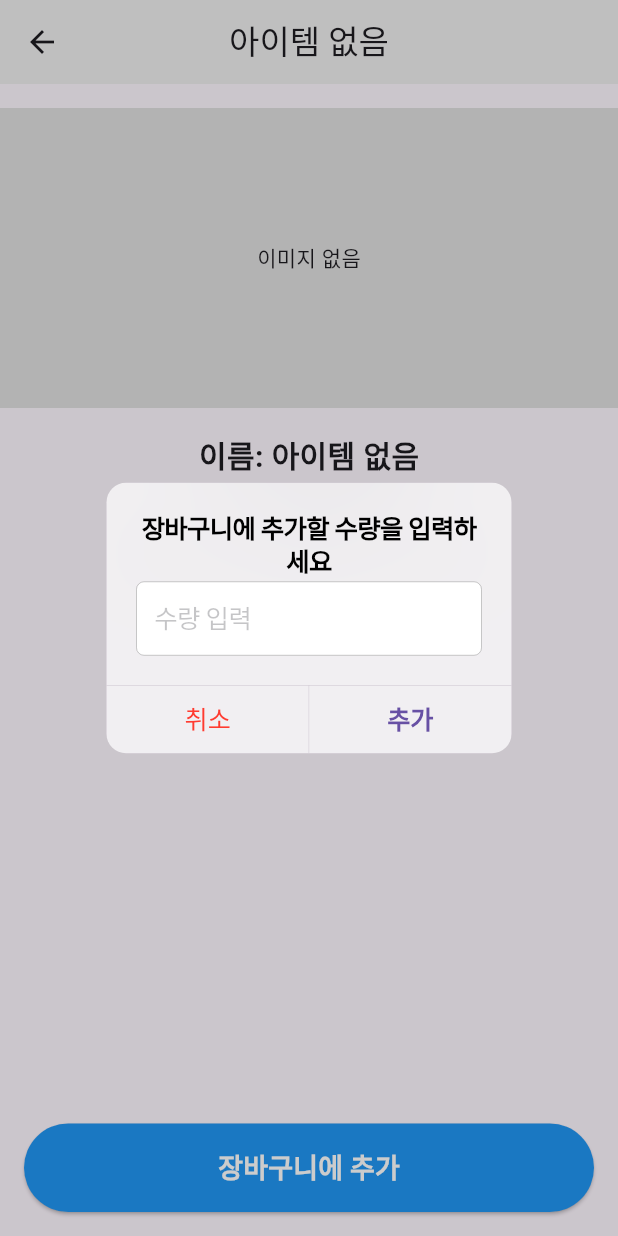
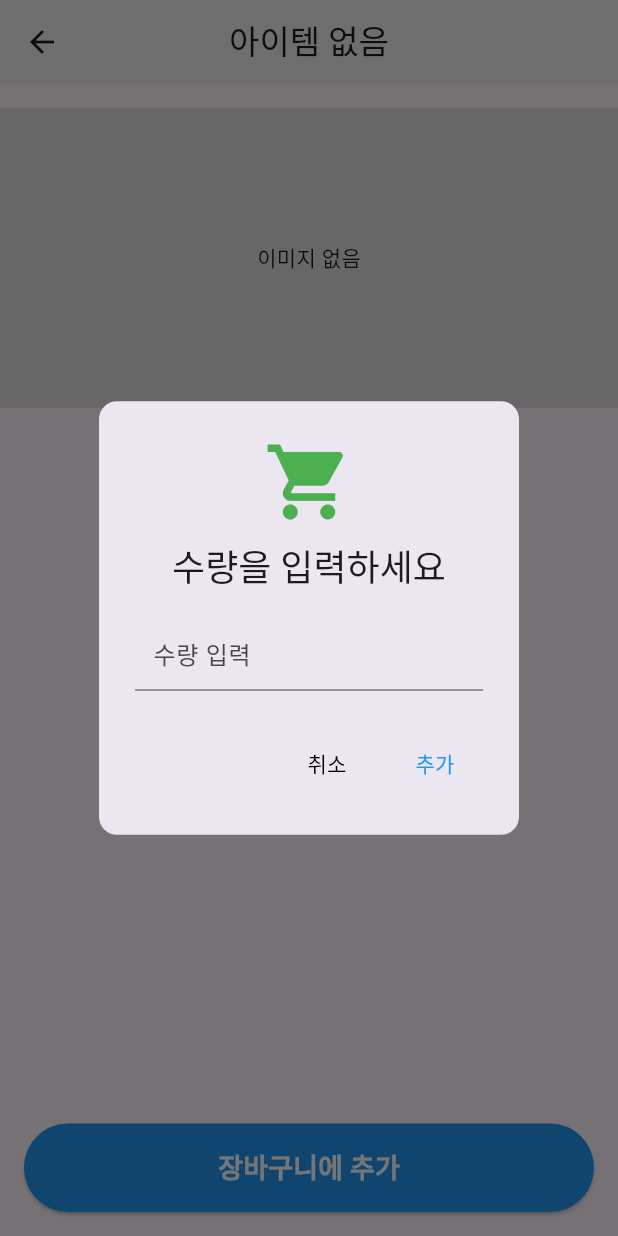
Before and after one commit to HongWonjong/flutter_shoppingmall, a Flutter app: the ItemDetailPage screen opened directly with empty values, after a tap on "장바구니에 추가", on a phone screen of 412 x 824 dp. Run offline on Flutter 3.47's test engine with Material 3 defaults, Android fonts, the phone set to English and light mode, and no system bars; our stand-ins replace flutter_riverpod, image_picker; network calls fail.

Commit message:
장바구니 수량 추가 팝업 재조정

```diff
--- a/lib/pages/item_detail_page.dart
+++ b/lib/pages/item_detail_page.dart
@@ -106,34 +106,44 @@ class ItemDetailPage extends ConsumerWidget {
   void _showQuantityDialog(BuildContext context, Item item, WidgetRef ref) {
     final TextEditingController quantityController = TextEditingController();
 
-    showCupertinoDialog(
+    showDialog(
       context: context,
       builder: (context) {
-        return CupertinoAlertDialog(
-          title: Text('장바구니에 추가할 수량을 입력하세요'),
-          content: CupertinoTextField(
+        return AlertDialog(
+          shape: RoundedRectangleBorder(
+            borderRadius: BorderRadius.circular(12),
+          ),
+          title: Column(
+            children: [
+              Icon(Icons.shopping_cart, color: Colors.green, size: 60),
+              SizedBox(height: 10),
+              Text('수량을 입력하세요'),
+            ],
+          ),
+          content: TextField(
             controller: quantityController,
             keyboardType: TextInputType.number,
-            placeholder: '수량 입력',
-            padding: EdgeInsets.all(12),
+            decoration: InputDecoration(
+              hintText: '수량 입력',
+              contentPadding: EdgeInsets.all(12),
+            ),
           ),
+
           actions: [
-            CupertinoDialogAction(
-              isDestructiveAction: true,
+            TextButton(
               onPressed: () {
                 Navigator.of(context).pop();
               },
-              child: Text('취소'),
+              child: Text("취소", style: TextStyle(color: Colors.black)),
             ),
-            CupertinoDialogAction(
-              isDefaultAction: true,
+            TextButton(
               onPressed: () {
                 int quantity = int.tryParse(quantityController.text) ?? 1;
                 ref.read(cartProvider.notifier).addToCart(item, quantity);
                 Navigator.of(context).pop(); // 다이얼로그 닫기
                 _addCartDialog(context); // 장바구니 이동 확인 다이얼로그 띄우기
               },
-              child: Text('추가'),
+              child: Text("추가", style: TextStyle(color: Colors.blue)),
             ),
           ],
         );
```
